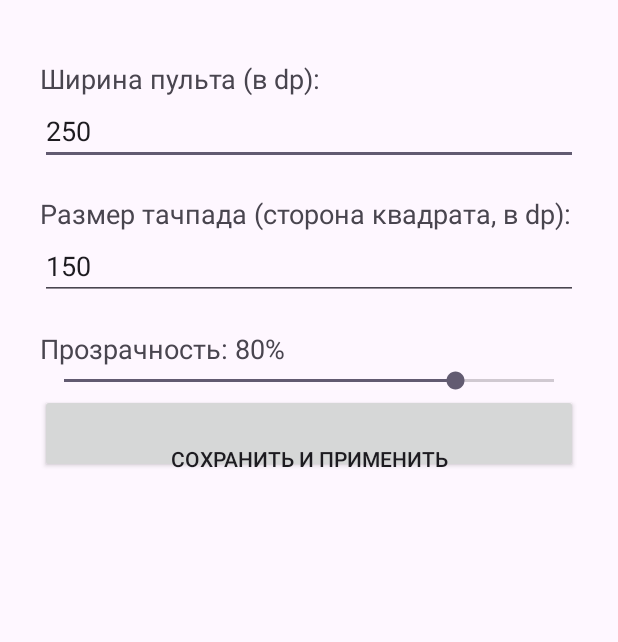
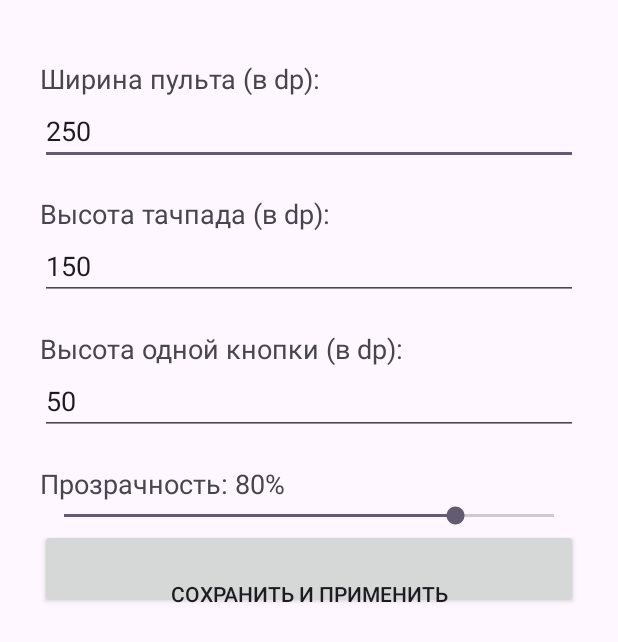
Before and after one commit to Aleksandr-Landin/universal-joystick, an Android app: the SettingsActivity screen opened directly, with no data from a screen before it, on a phone screen of 412 x 824 dp. Shown: the top 642 px of the screen. Run offline under Robolectric (Android 15) with nearby library versions, the phone set to English and light mode, and no system bars.

Commit message:
Update SettingsActivity.kt

```diff
--- a/app/src/main/java/com/example/myjoystick/SettingsActivity.kt
+++ b/app/src/main/java/com/example/myjoystick/SettingsActivity.kt
@@ -25,15 +25,23 @@ class SettingsActivity : AppCompatActivity() {
             setText(prefs.getInt("panel_width", 250).toString())
         }
 
-        // 2. Размер тачпада
-        val tvTrackpad = TextView(this).apply { text = "Размер тачпада (сторона квадрата, в dp):"; textSize = 18f; setPadding(0, 30, 0, 0) }
+        // 2. Высота тачпада
+        val tvTrackpad = TextView(this).apply { text = "Высота тачпада (в dp):"; textSize = 18f; setPadding(0, 30, 0, 0) }
         val etTrackpad = EditText(this).apply {
             hint = "Например, 150"
             inputType = android.text.InputType.TYPE_CLASS_NUMBER
-            setText(prefs.getInt("trackpad_size", 150).toString())
+            setText(prefs.getInt("trackpad_height", 150).toString())
         }
 
-        // 3. Прозрачность
+        // 3. Высота кнопки
+        val tvButton = TextView(this).apply { text = "Высота одной кнопки (в dp):"; textSize = 18f; setPadding(0, 30, 0, 0) }
+        val etButton = EditText(this).apply {
+            hint = "Например, 50"
+            inputType = android.text.InputType.TYPE_CLASS_NUMBER
+            setText(prefs.getInt("button_height", 50).toString())
+        }
+
+        // 4. Прозрачность
         val currentAlpha = (SettingsManager.getAlpha(this@SettingsActivity) * 100).toInt()
         val tvAlpha = TextView(this).apply { text = "Прозрачность: $currentAlpha%"; textSize = 18f; setPadding(0, 30, 0, 0) }
         val seekBar = SeekBar(this).apply { max = 100; progress = currentAlpha }
@@ -46,7 +54,7 @@ class SettingsActivity : AppCompatActivity() {
             override fun onStopTrackingTouch(seekBar: SeekBar?) {}
         })
 
-        // 4. Кнопка Сохранить
+        // 5. Кнопка Сохранить
         val btnSave = Button(this).apply {
             text = "Сохранить и применить"
             setPadding(0, 50, 0, 0)
@@ -56,6 +64,8 @@ class SettingsActivity : AppCompatActivity() {
         layout.addView(etWidth)
         layout.addView(tvTrackpad)
         layout.addView(etTrackpad)
+        layout.addView(tvButton)
+        layout.addView(etButton)
         layout.addView(tvAlpha)
         layout.addView(seekBar)
         layout.addView(btnSave)
@@ -65,9 +75,10 @@ class SettingsActivity : AppCompatActivity() {
         btnSave.setOnClickListener {
             val width = etWidth.text.toString().toIntOrNull() ?: 250
             val trackpad = etTrackpad.text.toString().toIntOrNull() ?: 150
+            val button = etButton.text.toString().toIntOrNull() ?: 50
             val alpha = seekBar.progress
 
-            SettingsManager.saveSettings(this, width, trackpad, alpha)
+            SettingsManager.saveSettings(this, width, trackpad, button, alpha)
             sendBroadcast(Intent(SettingsManager.ACTION_REBUILD))
 
             Toast.makeText(this, "Настройки применены! 🚀", Toast.LENGTH_SHORT).show()
```
